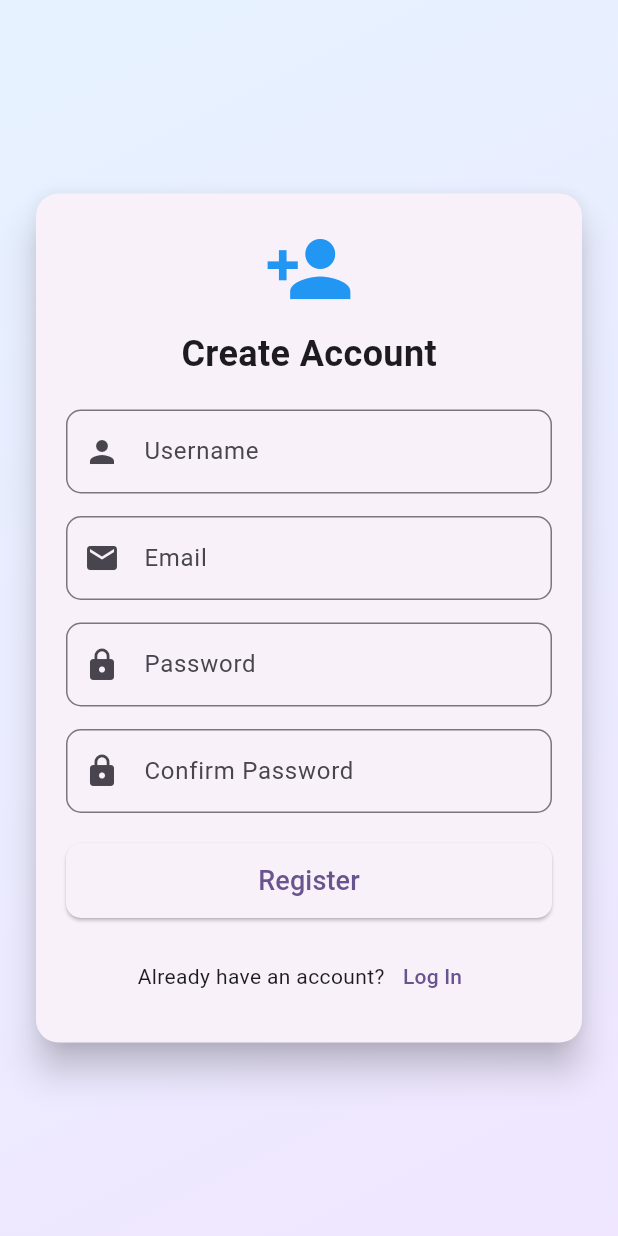
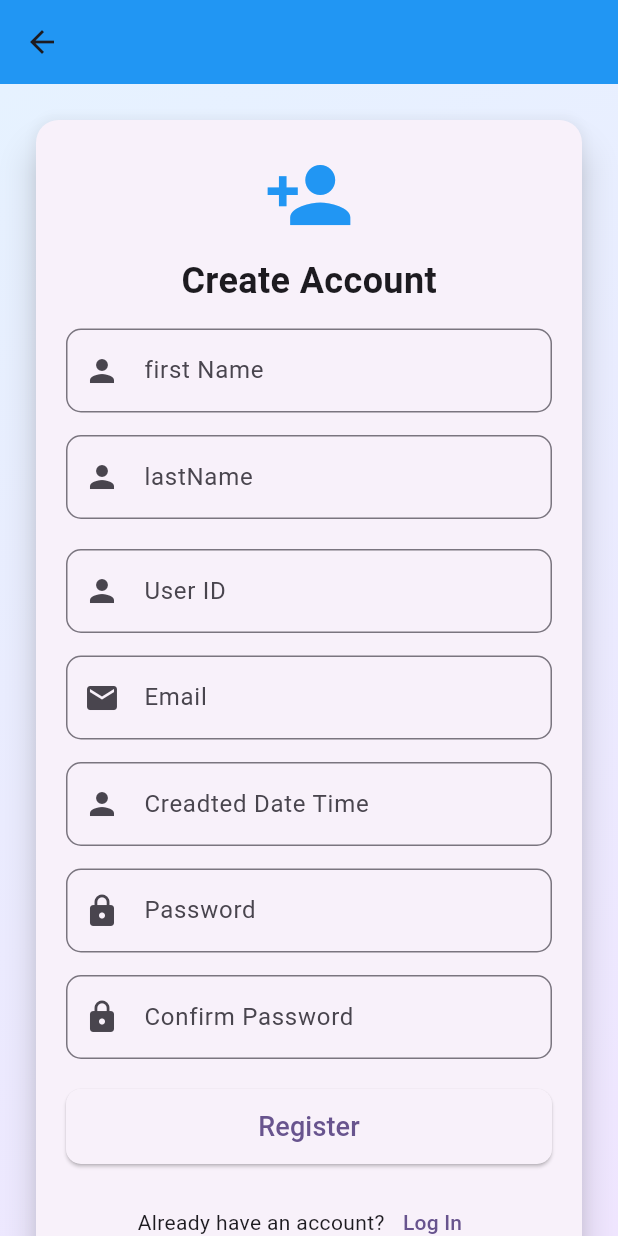
Before and after one commit to sanadabushawqi/finalproject, a Flutter app: the screen it shows after launch, after a tap on "sign up", on a phone screen of 412 x 824 dp. Run offline on Flutter 3.47's test engine with Material 3 defaults, Android fonts, the phone set to English and light mode, and no system bars; drawn by our look-alikes of flutter_animate; missing offline and left inert: mysql1.

Commit message:
Merge remote-tracking branch 'origin/master'

```diff
--- /dev/null
+++ b/lib/Utils/constants.dart
@@ -0,0 +1,3 @@
+import 'package:flutter/material.dart';
+
+const appBarcolor =Colors.blue;
--- a/lib/Views/RegisterScreen.dart
+++ b/lib/Views/RegisterScreen.dart
@@ -2,6 +2,7 @@ import 'package:flutter/material.dart';
 import 'package:untitled/Models/Student.dart';
 import 'package:untitled/Models/Student.dart';
 import 'package:untitled/Utils/Utils.dart';
+import 'package:untitled/Utils/constants.dart';
 import '../Models/Student.dart';
 import '../Models/User.dart';
 import '../Utils/DB.dart';
@@ -16,10 +17,13 @@ class RegisterPage extends StatefulWidget {
 
 class _RegisterPageState extends State<RegisterPage> {
   final _formKey = GlobalKey<FormState>();
-  final _usernameController = TextEditingController();
+  final _firstNameController = TextEditingController();
   final _emailController = TextEditingController();
   final _passwordController = TextEditingController();
   final _confirmPasswordController = TextEditingController();
+  final _lastNameController = TextEditingController();
+  final _CreadtedDateTimeController = TextEditingController();
+  final _userIDController = TextEditingController();
 
   bool _isSubmitting = false;
   bool _registrationSuccessful = false;
@@ -41,6 +45,36 @@ class _RegisterPageState extends State<RegisterPage> {
     }
     if (value.length < 8) {
       return 'Password must be at least 8 characters';
+    }
+    return null;
+  }
+  String? _validatefirstName(String? value) {
+    if (value == null || value.isEmpty) {
+      return 'firstName is required';
+    }
+    final emailRegex = RegExp(r'^[^@]+@[^@]+\.[^@]+$');
+    if (!emailRegex.hasMatch(value)) {
+      return 'Invalid firstName format';
+    }
+    return null;
+  }
+  String? _validatelastName(String? value) {
+    if (value == null || value.isEmpty) {
+      return 'lastName is required';
+    }
+    final emailRegex = RegExp(r'^[^@]+@[^@]+\.[^@]+$');
+    if (!emailRegex.hasMatch(value)) {
+      return 'Invalid lastName format';
+    }
+    return null;
+  }
+  String? _validateuserID(String? value) {
+    if (value == null || value.isEmpty) {
+      return 'userID is required';
+    }
+    final emailRegex = RegExp(r'^[^@]+@[^@]+\.[^@]+$');
+    if (!emailRegex.hasMatch(value)) {
+      return 'Invalid userID format';
     }
     return null;
   }
@@ -107,6 +141,10 @@ class _RegisterPageState extends State<RegisterPage> {
     }
 
     return Scaffold(
+      appBar: AppBar(
+        backgroundColor:appBarcolor,
+        title: Text(""),
+      ),
       body: Container(
         decoration: const BoxDecoration(
           gradient: LinearGradient(
@@ -147,11 +185,38 @@ class _RegisterPageState extends State<RegisterPage> {
                             fontWeight: FontWeight.bold,
                           ),
                         ),
+                        const SizedBox(height: 15),
+                        TextFormField(
+                          controller: _firstNameController,
+                          decoration: InputDecoration(
+                            labelText: 'first Name',
+                            prefixIcon: const Icon(Icons.person),
+                            border: OutlineInputBorder(
+                              borderRadius: BorderRadius.circular(10),
+                            ),
+                          ),
+                          validator: _validatefirstName,
+                          keyboardType: TextInputType.emailAddress,
+                        ),
+                        const SizedBox(height: 15),
+                        TextFormField(
+                          controller: _lastNameController,
+                          decoration: InputDecoration(
+                            labelText: 'lastName',
+                            prefixIcon: const Icon(Icons.person),
+                            border: OutlineInputBorder(
+                              borderRadius: BorderRadius.circular(10),
+                            ),
+                          ),
+                          validator: _validatelastName,
+                          keyboardType: TextInputType.emailAddress,
+                        ),
+
                         const SizedBox(height: 20),
                         TextFormField(
-                          controller: _usernameController,
+                          controller: _userIDController,
                           decoration: InputDecoration(
-                            labelText: 'Username',
+                            labelText: 'User ID',
                             prefixIcon: const Icon(Icons.person),
                             border: OutlineInputBorder(
                               borderRadius: BorderRadius.circular(10),
@@ -159,7 +224,7 @@ class _RegisterPageState extends State<RegisterPage> {
                           ),
                           validator: (value) {
                             if (value == null || value.isEmpty) {
-                              return 'Username is required';
+                              return 'User ID is required';
                             }
                             return null;
                           },
@@ -175,6 +240,19 @@ class _RegisterPageState extends State<RegisterPage> {
                             ),
                           ),
                           validator: _validateEmail,
+                          keyboardType: TextInputType.emailAddress,
+                        ),
+                        const SizedBox(height: 15),
+                        TextFormField(
+                          controller: _CreadtedDateTimeController,
+                          decoration: InputDecoration(
+                            labelText: 'Creadted Date Time',
+                            prefixIcon: const Icon(Icons.person),
+                            border: OutlineInputBorder(
+                              borderRadius: BorderRadius.circular(10),
+                            ),
+                          ),
+                          validator: _validatefirstName,
                           keyboardType: TextInputType.emailAddress,
                         ),
                         const SizedBox(height: 15),
@@ -209,13 +287,17 @@ class _RegisterPageState extends State<RegisterPage> {
                           obscureText: true,
                         ),
                         const SizedBox(height: 20),
+
                         ElevatedButton(
                           onPressed:() {
                               _isSubmitting ? null : _submitForm;
                               //dasdasdadsfsdgghfdg
                             var user = new User();
-                            user.firstName = _usernameController.text;
-                            user.email = _emailController.text;
+                            user.firstName = _firstNameController.text;
+                              user.lastName = _lastNameController.text;
+                              user.email = _emailController.text;
+                              user.userID = _userIDController.text;
+                              user.createdDateTime = _CreadtedDateTimeController.text;
                             user.password = _passwordController.text;
                             insertUser(user);
                             },
--- a/lib/main.dart
+++ b/lib/main.dart
@@ -1,6 +1,7 @@
 import 'package:flutter/material.dart';
 import 'package:untitled/Models/User.dart';
 import 'package:untitled/Utils/Utils.dart';
+import 'package:untitled/Utils/constants.dart';
 import 'package:untitled/Views/RegisterScreen.dart';
 
 import 'Utils/DB.dart';
@@ -21,7 +22,7 @@ class MyApp extends StatelessWidget {
         useMaterial3: true,
       ),
       debugShowCheckedModeBanner: false,
-      home: const MyHomePage(title: 'Flutter Demo Home Page'),
+      home: const MyHomePage(title: ' Home Page'),
     );
   }
 }
@@ -50,7 +51,7 @@ class _MyHomePageState extends State<MyHomePage> {
   Widget build(BuildContext context) {
     return Scaffold(
       appBar: AppBar(
-        backgroundColor: Theme.of(context).colorScheme.inversePrimary,
+        backgroundColor: appBarcolor,
         title: Text(widget.title),
       ),
       body: Center(
```
Also changed, not shown: lib/Views/teacherhomepage.dart (added).
